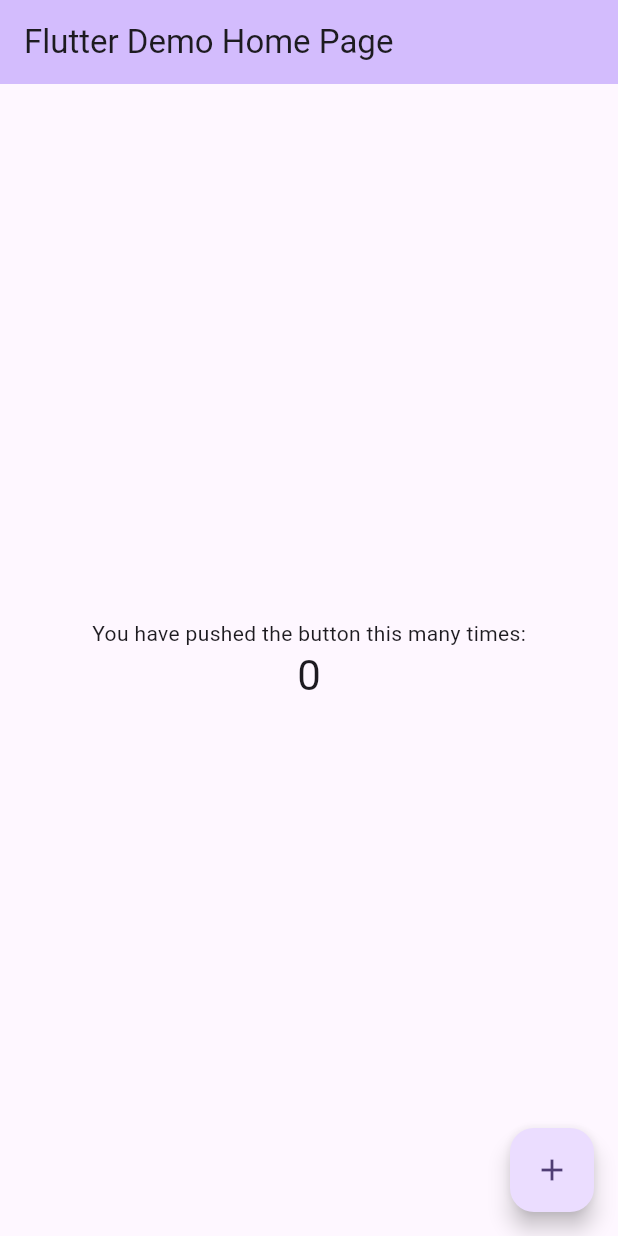
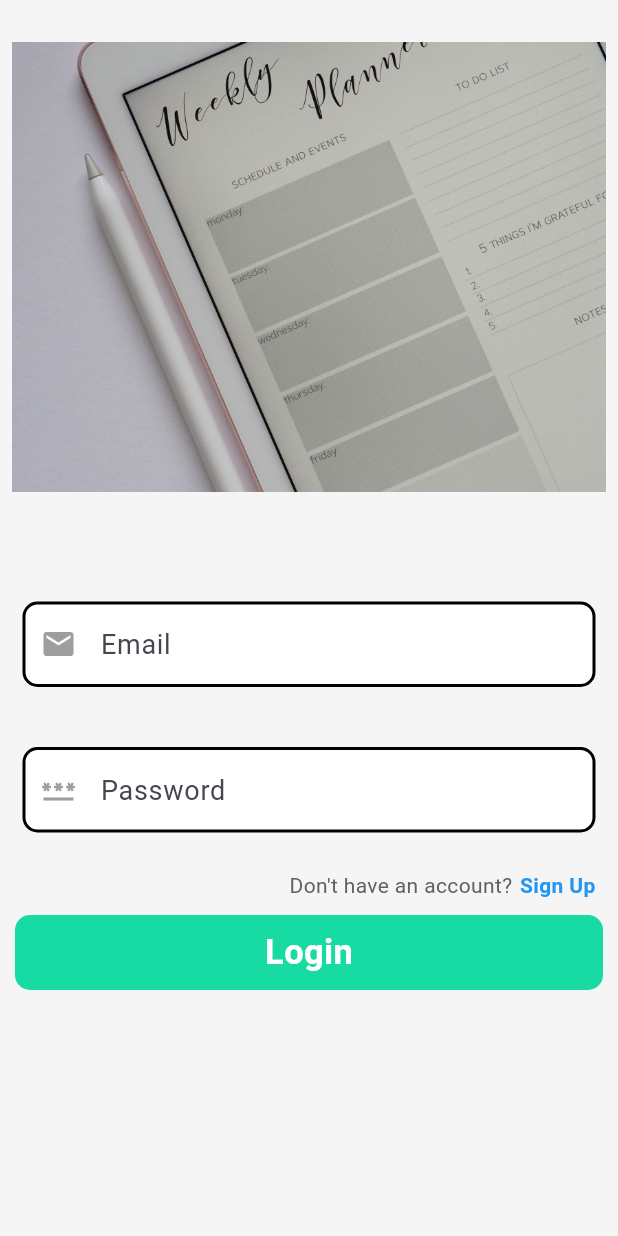
Before and after one commit to DaViD9007/to_do_app, a Flutter app: the screen it shows after launch, on a phone screen of 412 x 824 dp. Run offline on Flutter 3.47's test engine with Material 3 defaults, Android fonts, the phone set to English and light mode, and no system bars.

Commit message:
Gui elements added to login page

```diff
--- /dev/null
+++ b/lib/const/colours.dart
@@ -0,0 +1,4 @@
+import 'package:flutter/material.dart';
+
+Color customGreen = Color(0xff18DAA3);
+Color backgroundColour = Colors.grey.shade100;
--- a/lib/main.dart
+++ b/lib/main.dart
@@ -1,4 +1,5 @@
 import 'package:flutter/material.dart';
+import 'package:to_do_app/screens/login.dart';
 
 void main() {
   runApp(const MyApp());
@@ -11,115 +12,8 @@ class MyApp extends StatelessWidget {
   @override
   Widget build(BuildContext context) {
     return MaterialApp(
-      title: 'Flutter Demo',
-      theme: ThemeData(
-        // This is the theme of your application.
-        //
-        // TRY THIS: Try running your application with "flutter run". You'll see
-        // the application has a purple toolbar. Then, without quitting the app,
-        // try changing the seedColor in the colorScheme below to Colors.green
-        // and then invoke "hot reload" (save your changes or press the "hot
-        // reload" button in a Flutter-supported IDE, or press "r" if you used
-        // the command line to start the app).
-        //
-        // Notice that the counter didn't reset back to zero; the application
-        // state is not lost during the reload. To reset the state, use hot
-        // restart instead.
-        //
-        // This works for code too, not just values: Most code changes can be
-        // tested with just a hot reload.
-        colorScheme: ColorScheme.fromSeed(seedColor: Colors.deepPurple),
-        useMaterial3: true,
-      ),
-      home: const MyHomePage(title: 'Flutter Demo Home Page'),
+      debugShowCheckedModeBanner: false,
+      home: LoginScreen(),
     );
   }
 }
-
-class MyHomePage extends StatefulWidget {
-  const MyHomePage({super.key, required this.title});
-
-  // This widget is the home page of your application. It is stateful, meaning
-  // that it has a State object (defined below) that contains fields that affect
-  // how it looks.
-
-  // This class is the configuration for the state. It holds the values (in this
-  // case the title) provided by the parent (in this case the App widget) and
-  // used by the build method of the State. Fields in a Widget subclass are
-  // always marked "final".
-
-  final String title;
-
-  @override
-  State<MyHomePage> createState() => _MyHomePageState();
-}
-
-class _MyHomePageState extends State<MyHomePage> {
-  int _counter = 0;
-
-  void _incrementCounter() {
-    setState(() {
-      // This call to setState tells the Flutter framework that something has
-      // changed in this State, which causes it to rerun the build method below
-      // so that the display can reflect the updated values. If we changed
-      // _counter without calling setState(), then the build method would not be
-      // called again, and so nothing would appear to happen.
-      _counter++;
-    });
-  }
-
-  @override
-  Widget build(BuildContext context) {
-    // This method is rerun every time setState is called, for instance as done
-    // by the _incrementCounter method above.
-    //
-    // The Flutter framework has been optimized to make rerunning build methods
-    // fast, so that you can just rebuild anything that needs updating rather
-    // than having to individually change instances of widgets.
-    return Scaffold(
-      appBar: AppBar(
-        // TRY THIS: Try changing the color here to a specific color (to
-        // Colors.amber, perhaps?) and trigger a hot reload to see the AppBar
-        // change color while the other colors stay the same.
-        backgroundColor: Theme.of(context).colorScheme.inversePrimary,
-        // Here we take the value from the MyHomePage object that was created by
-        // the App.build method, and use it to set our appbar title.
-        title: Text(widget.title),
-      ),
-      body: Center(
-        // Center is a layout widget. It takes a single child and positions it
-        // in the middle of the parent.
-        child: Column(
-          // Column is also a layout widget. It takes a list of children and
-          // arranges them vertically. By default, it sizes itself to fit its
-          // children horizontally, and tries to be as tall as its parent.
-          //
-          // Column has various properties to control how it sizes itself and
-          // how it positions its children. Here we use mainAxisAlignment to
-          // center the children vertically; the main axis here is the vertical
-          // axis because Columns are vertical (the cross axis would be
-          // horizontal).
-          //
-          // TRY THIS: Invoke "debug painting" (choose the "Toggle Debug Paint"
-          // action in the IDE, or press "p" in the console), to see the
-          // wireframe for each widget.
-          mainAxisAlignment: MainAxisAlignment.center,
-          children: <Widget>[
-            const Text(
-              'You have pushed the button this many times:',
-            ),
-            Text(
-              '$_counter',
-              style: Theme.of(context).textTheme.headlineMedium,
-            ),
-          ],
-        ),
-      ),
-      floatingActionButton: FloatingActionButton(
-        onPressed: _incrementCounter,
-        tooltip: 'Increment',
-        child: const Icon(Icons.add),
-      ), // This trailing comma makes auto-formatting nicer for build methods.
-    );
-  }
-}
--- a/lib/screens/login.dart
+++ b/lib/screens/login.dart
@@ -0,0 +1,153 @@
+import 'package:flutter/material.dart';
+import 'package:to_do_app/const/colours.dart';
+
+class LoginScreen extends StatefulWidget {
+  const LoginScreen({super.key});
+
+  @override
+  State<LoginScreen> createState() => LoginScreenState();
+}
+
+class LoginScreenState extends State<LoginScreen> {
+  FocusNode _focusNode1 = FocusNode();
+  FocusNode _focusNode2 = FocusNode();
+
+  final email = TextEditingController();
+  final password = TextEditingController();
+
+  @override
+  void initState() {
+    super.initState();
+    _focusNode1.addListener(() {
+      setState(() {
+      });
+    });
+    super.initState();
+    _focusNode2.addListener((){
+      setState(() {
+      });
+    });
+  }
+
+  @override
+  Widget build(BuildContext context) {
+    return Scaffold(
+      backgroundColor: backgroundColour,
+      body: SafeArea(
+        child: SingleChildScrollView(
+        child: Column(children: [
+          SizedBox(height: 20),
+          image(),
+          SizedBox(height: 50),
+          textField(email, _focusNode1, 'Email', Icons.email),
+          SizedBox(height: 10),
+          textField(password, _focusNode2, 'Password', Icons.password),
+          SizedBox(height: 10),
+          account(),
+          loginBottom()
+        ]),
+      )));
+  }
+
+  Padding account() {
+    return Padding(
+          padding: const EdgeInsets.symmetric(horizontal: 15),
+          child: Row(
+            mainAxisAlignment: MainAxisAlignment.end,
+            children: [
+              Text(
+                "Don't have an account?",
+                style: TextStyle(color: Colors.grey[700], fontSize: 14),
+              ),
+              SizedBox(width: 5),
+              Text(
+                "Sign Up",
+                style: TextStyle(
+                  color: Colors.blue,
+                  fontSize: 14,
+                  fontWeight: FontWeight.bold,
+                ),
+              )
+            ],
+          )
+          );
+  }
+
+  Padding loginBottom() {
+    return Padding(
+          padding: const EdgeInsets.symmetric(horizontal: 10, vertical: 10),
+          child: Container(
+            alignment: Alignment.center,
+            width: double.infinity,
+            height: 50,
+            decoration: BoxDecoration(
+              color: customGreen,
+              borderRadius: BorderRadius.circular(10),
+            ),
+            child: Text(
+              'Login',
+              style: TextStyle(
+                color: Colors.white,
+                fontSize: 23,
+                fontWeight: FontWeight.bold,
+              ),
+            ),
+          ),
+        );
+  }
+
+  Widget textField(TextEditingController _controller, FocusNode _focusNode, String typeName, IconData iconss) {
+    return Padding(
+          padding: const EdgeInsets.symmetric(horizontal: 15, vertical: 15),
+          child: Container(
+            decoration: BoxDecoration(
+              color: Colors.white,
+              borderRadius: BorderRadius.circular(15),
+            ),
+            child: TextField(
+              controller: _controller,
+              focusNode: _focusNode,
+              style: TextStyle(fontSize: 18, color: Colors.black),
+              decoration: InputDecoration(
+                prefixIcon: Icon(
+                  iconss,
+                  color: _focusNode.hasFocus ? customGreen: Colors.grey,
+                ),
+                contentPadding:
+                  EdgeInsets.symmetric(horizontal: 15, vertical: 15),
+                hintText: typeName,
+                enabledBorder: OutlineInputBorder(
+                  borderRadius: BorderRadius.circular(10),
+                  borderSide: BorderSide(
+                    color: Colors.black,
+                    width: 2.0,
+                  ),
+                ),
+                focusedBorder: OutlineInputBorder(
+                  borderRadius: BorderRadius.circular(10),
+                  borderSide: BorderSide(
+                    color: customGreen,
+                    width: 2.0,
+                  ),
+                )
+              ),
+            ),
+          ),
+        );
+  }
+
+  Widget image() {
+    return Padding(
+          padding: const EdgeInsets.all(8.0),
+          child: Container(
+            width: double.infinity,
+            height: 300,
+            decoration: BoxDecoration(
+                image: DecorationImage(
+              image: AssetImage('images/img1.jpg'),
+              fit: BoxFit.cover,
+            )),
+          ),
+        );
+  }
+}
```
Also changed, not shown: pubspec.yaml (+3 -4 lines), images/img1.jpg (added).
